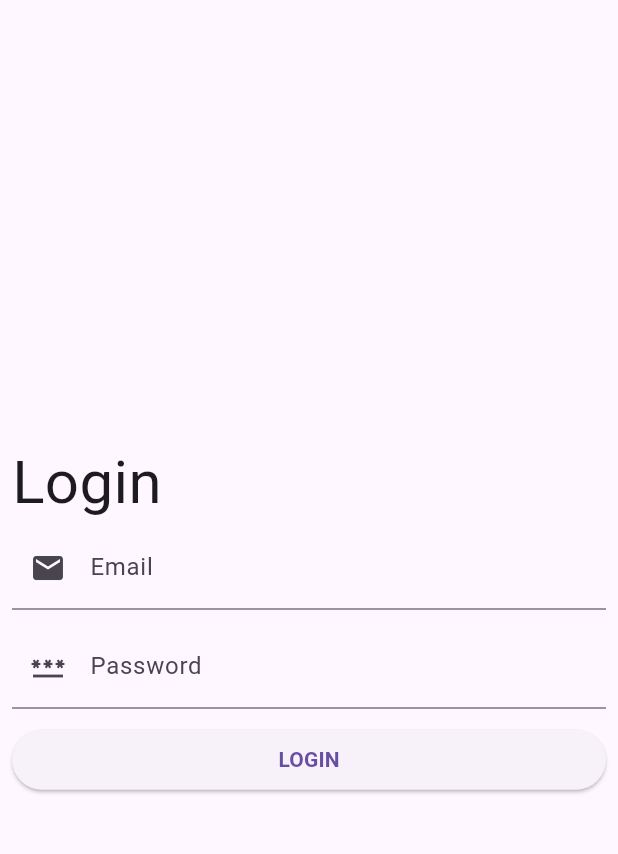
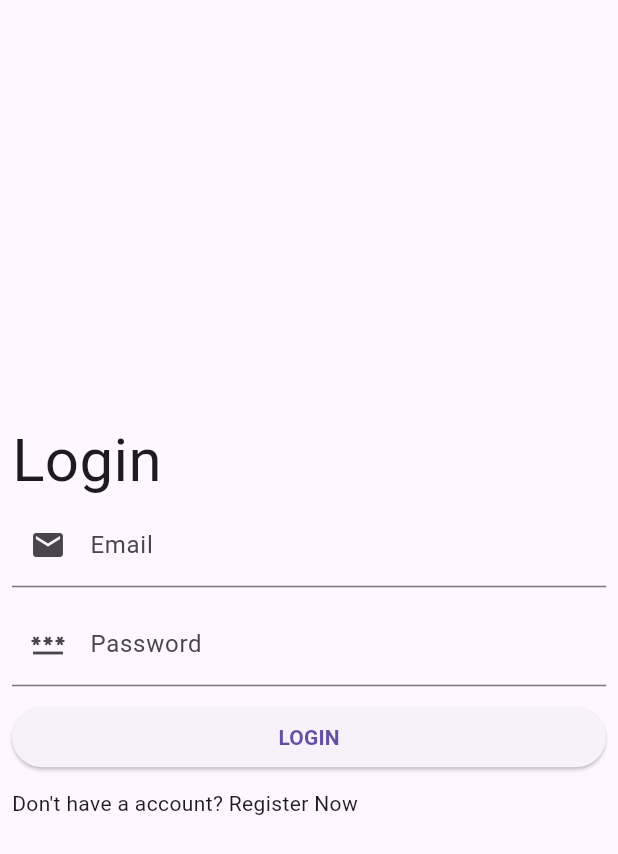
Before and after one commit to biplobsd/notes, a Flutter app: the screen it shows after launch, on a phone screen of 412 x 824 dp. Shown: the top 854 px of the screen. Run offline on Flutter 3.47's test engine with Material 3 defaults, Android fonts, the phone set to English and light mode, and no system bars; our stand-ins replace firebase_auth, firebase_core, flutter_riverpod, go_router; accounts and stored records are empty.

Commit message:
Impl firebase auth login page, registration page

```diff
--- a/lib/layers/presentation/go_router.dart
+++ b/lib/layers/presentation/go_router.dart
@@ -1,6 +1,7 @@
 import 'package:go_router/go_router.dart';
 import 'package:notes/layers/presentation/pages/home_page.dart';
 import 'package:notes/layers/presentation/pages/login_page.dart';
+import 'package:notes/layers/presentation/pages/registration_page.dart';
 import 'package:notes/layers/presentation/pages/splash_page.dart';
 
 final gorouter = GoRouter(
@@ -17,6 +18,11 @@ final gorouter = GoRouter(
       builder: (context, state) => const LoginPage(),
     ),
     GoRoute(
+      name: '/register',
+      path: '/register',
+      builder: (context, state) => const RegistrationPage(),
+    ),
+    GoRoute(
       name: '/home',
       path: '/home',
       builder: (context, state) => const HomePage(),
--- a/lib/layers/presentation/pages/login_page.dart
+++ b/lib/layers/presentation/pages/login_page.dart
@@ -1,14 +1,22 @@
 import 'package:flutter/material.dart';
+import 'package:flutter_riverpod/flutter_riverpod.dart';
+import 'package:go_router/go_router.dart';
+import 'package:notes/layers/presentation/providers/auth_view_model_provider.dart';
 
-class LoginPage extends StatelessWidget {
+class LoginPage extends ConsumerWidget {
   const LoginPage({super.key});
 
   @override
-  Widget build(BuildContext context) {
+  Widget build(BuildContext context, WidgetRef ref) {
+    final model = ref.watch(authViewModelProvider);
+    final formKey = GlobalKey<FormState>();
+
     return Scaffold(
       body: SafeArea(
         child: Padding(
           padding: const EdgeInsets.all(8.0),
+          child: Form(
+            key: formKey,
             child: Column(
               crossAxisAlignment: CrossAxisAlignment.stretch,
               mainAxisAlignment: MainAxisAlignment.center,
@@ -17,9 +25,10 @@ class LoginPage extends StatelessWidget {
                   "Login",
                   style: TextStyle(fontSize: 40),
                 ),
-              const TextField(
+                TextFormField(
                   keyboardType: TextInputType.emailAddress,
-                decoration: InputDecoration(
+                  onSaved: (v) => model.email = v!,
+                  decoration: const InputDecoration(
                     labelText: "Email",
                     prefixIcon: Icon(Icons.email),
                   ),
@@ -27,9 +36,10 @@ class LoginPage extends StatelessWidget {
                 const SizedBox(
                   height: 10,
                 ),
-              const TextField(
+                TextFormField(
                   obscureText: true,
-                decoration: InputDecoration(
+                  onSaved: (v) => model.password = v!,
+                  decoration: const InputDecoration(
                     labelText: "Password",
                     prefixIcon: Icon(Icons.password),
                   ),
@@ -38,13 +48,34 @@ class LoginPage extends StatelessWidget {
                   height: 10,
                 ),
                 ElevatedButton(
-                onPressed: () {},
+                  onPressed: () async {
+                    formKey.currentState!.save();
+                    try {
+                      await model.login();
+                      context.goNamed('/home');
+                    } catch (e) {
+                      // TODO
+                      ScaffoldMessenger.of(context)
+                          .showSnackBar(const SnackBar(content: Text('Error')));
+                    }
+                  },
                   child: const Text(
                     "LOGIN",
                     style: TextStyle(fontWeight: FontWeight.bold),
                   ),
                 ),
+                const SizedBox(
+                  height: 10,
+                ),
+                if (model.loading)
+                  const Center(
+                    child: CircularProgressIndicator(),
+                  ),
+                InkWell(
+                    onTap: () => context.goNamed('/register'),
+                    child: const Text("Don't have a account? Register Now"))
               ],
+            ),
           ),
         ),
       ),
--- a/lib/main.dart
+++ b/lib/main.dart
@@ -1,11 +1,12 @@
 import 'package:firebase_core/firebase_core.dart';
 import 'package:flutter/material.dart';
+import 'package:flutter_riverpod/flutter_riverpod.dart';
 import 'package:notes/layers/presentation/go_router.dart';
 
 void main() async {
   WidgetsFlutterBinding.ensureInitialized();
   await Firebase.initializeApp();
-  runApp(const MyApp());
+  runApp(const ProviderScope(child: MyApp()));
 }
 
 class MyApp extends StatelessWidget {
```
Also changed, not shown: lib/layers/presentation/pages/registration_page.dart (+84 -3 lines), lib/layers/presentation/providers/auth_view_model_provider.dart (added, +57 -0 lines), pubspec.yaml (+7 -0 lines), pubspec.lock, 4 other files. Lines whose indentation alone changed are shown as unchanged.
